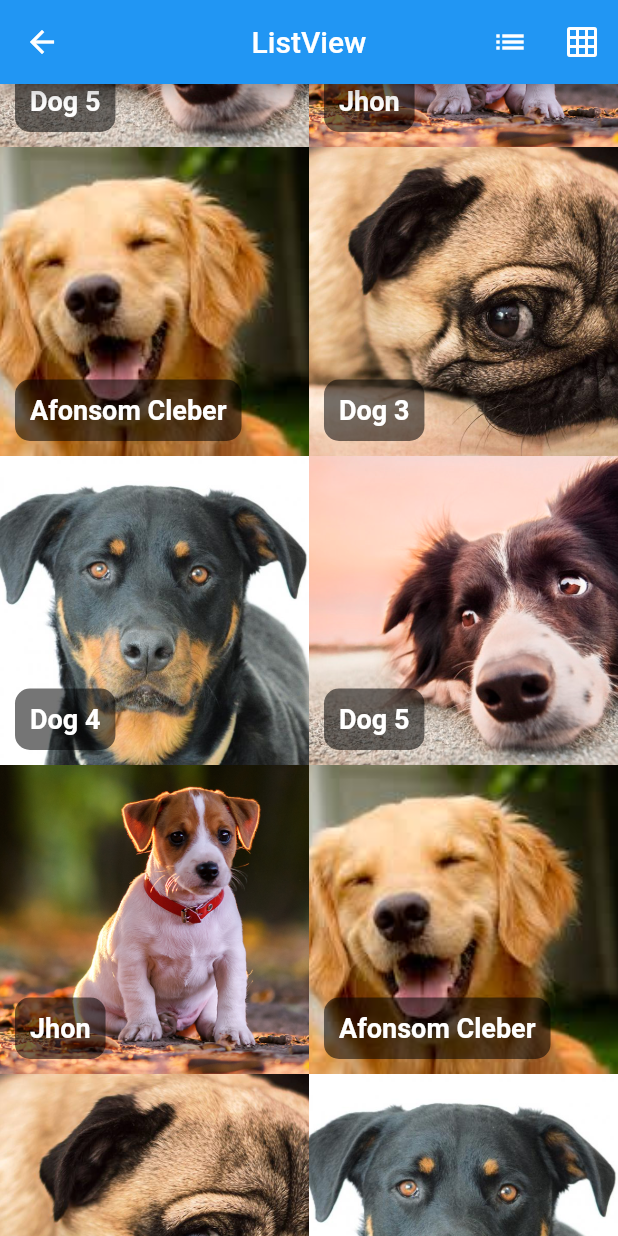
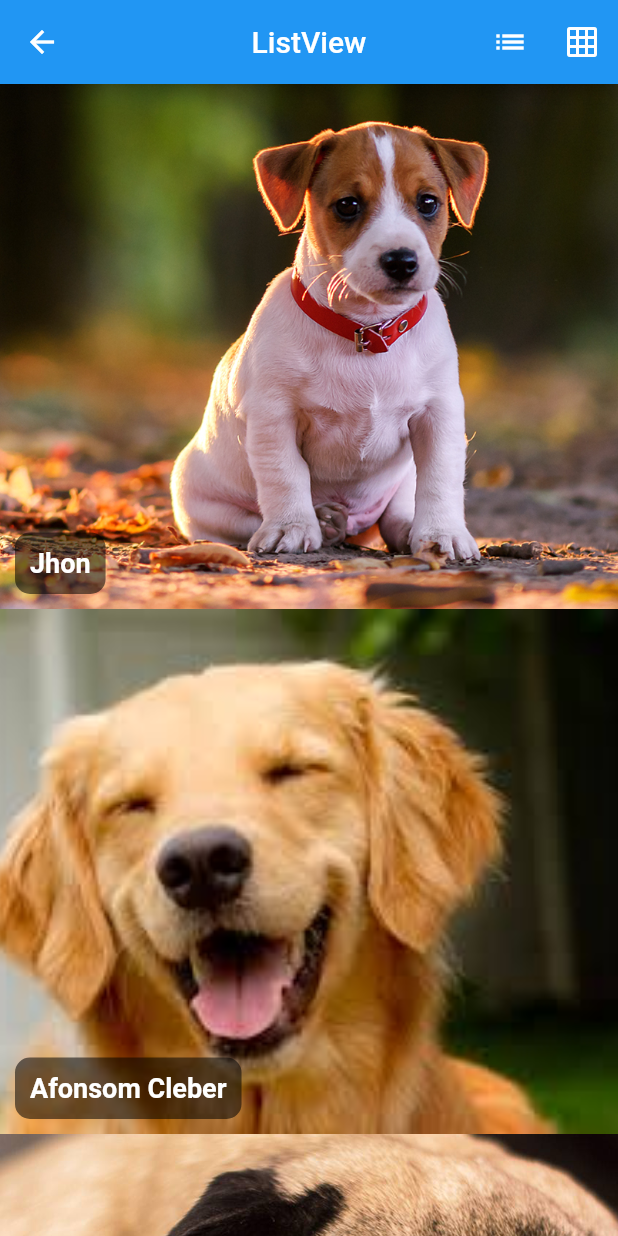
Before and after one commit to williamtdepaula/FlutterProjects, a Flutter app: the HelloListView screen opened directly, scrolled down 576 dp, after a tap on the "list" icon, on a phone screen of 412 x 824 dp. Run offline on Flutter 3.47's test engine with Material 2 defaults, Android fonts, the phone set to English and light mode, and no system bars.

Commit message:
Continuação

```diff
--- a/primero_app_flutter/lib/screens/hello_list_view.dart
+++ b/primero_app_flutter/lib/screens/hello_list_view.dart
@@ -1,4 +1,6 @@
 import 'package:flutter/material.dart';
+import 'package:primero_app_flutter/screens/dog_detail.dart';
+import 'package:primero_app_flutter/utils/Helper.dart';
 
 class Dog {
   String nome;
@@ -7,7 +9,14 @@ class Dog {
   Dog(this.nome, this.foto);
 }
 
-class HelloListView extends StatelessWidget {
+class HelloListView extends StatefulWidget {
+  @override
+  _HelloListViewState createState() => _HelloListViewState();
+}
+
+class _HelloListViewState extends State<HelloListView> {
+  bool _gridView = true;
+
   @override
   Widget build(BuildContext context) {
     return Scaffold(
@@ -16,8 +25,18 @@ class HelloListView extends StatelessWidget {
         centerTitle: true,
         backgroundColor: Colors.blue,
         actions: <Widget>[
-          IconButton(icon: Icon(Icons.list), onPressed: () => print('teste')),
-          IconButton(icon: Icon(Icons.grid_on), onPressed: () => print('teste 2')),
+          IconButton(
+            icon: Icon(Icons.list),
+            onPressed: () => setState(() {
+              _gridView = false;
+            }),
+          ),
+          IconButton(
+            icon: Icon(Icons.grid_on),
+            onPressed: () => setState(() {
+              _gridView = true;
+            }),
+          ),
         ],
       ),
       body: _renderBody(),
@@ -59,42 +78,25 @@ class HelloListView extends StatelessWidget {
     ];
 
     //lista dinamica
-    return GridView.builder(
-      gridDelegate: SliverGridDelegateWithFixedCrossAxisCount(crossAxisCount: 2),
-      itemCount: dogs.length,
-      itemBuilder: (context, index) {
-        Dog dog = dogs[index];
 
-        return Stack(
-          fit: StackFit.expand, // extende a imagem, só funciona se a ListView possuir itemExtent
-          children: <Widget>[
-            //SizedBox.expand(//Mesmo funcionamento do fit: StackFit.expand
-            _renderImage(dog.foto),
-            Container(
-                padding: EdgeInsets.only(left: 10, bottom: 10),
-                alignment: Alignment.bottomLeft,
-                child: Container(
-                  padding: EdgeInsets.all(10),
-                  decoration: BoxDecoration(
-                    color: Colors.black54,
-                    borderRadius: BorderRadius.all(
-                      Radius.circular(10),
-                    ),
-                  ),
-                  child: Text(
-                    dog.nome,
-                    style: TextStyle(
-                      fontSize: 18,
-                      fontWeight: FontWeight.bold,
-                      color: Colors.white,
-                    ),
-                  ),
-                )),
-            //)
-          ],
-        );
-      },
-    );
+    if (_gridView) {
+      return GridView.builder(
+        gridDelegate:
+            SliverGridDelegateWithFixedCrossAxisCount(crossAxisCount: 2),
+        itemCount: dogs.length,
+        itemBuilder: (context, index) {
+          return _renderItemList(dogs, context, index);
+        },
+      );
+    } else {
+      return ListView.builder(
+        itemExtent: 350,
+        itemCount: dogs.length,
+        itemBuilder: (context, index) {
+          return _renderItemList(dogs, context, index);
+        },
+      );
+    }
 
     //Lista não dinamica
     /*ListView(
@@ -132,6 +134,43 @@ class HelloListView extends StatelessWidget {
     );*/
   }
 
+  _renderItemList(List<Dog> dogs, context, index) {
+    Dog dog = dogs[index];
+
+    return GestureDetector(
+      onTap: () => push(context, DogPage(dog)),
+      child: Stack(
+        fit: StackFit
+            .expand, // extende a imagem, só funciona se a ListView possuir itemExtent
+        children: <Widget>[
+          //SizedBox.expand(//Mesmo funcionamento do fit: StackFit.expand
+          _renderImage(dog.foto),
+          Container(
+              padding: EdgeInsets.only(left: 10, bottom: 10),
+              alignment: Alignment.bottomLeft,
+              child: Container(
+                padding: EdgeInsets.all(10),
+                decoration: BoxDecoration(
+                  color: Colors.black54,
+                  borderRadius: BorderRadius.all(
+                    Radius.circular(10),
+                  ),
+                ),
+                child: Text(
+                  dog.nome,
+                  style: TextStyle(
+                    fontSize: 18,
+                    fontWeight: FontWeight.bold,
+                    color: Colors.white,
+                  ),
+                ),
+              )),
+          //)
+        ],
+      ),
+    );
+  }
+
   Image _renderImage(String imagePath) {
     return Image.asset(
       imagePath,
```
Also changed, not shown: primero_app_flutter/lib/screens/dog_detail.dart (added, +26 -0 lines), primero_app_flutter/lib/screens/home_page.dart (+24 -8 lines).
